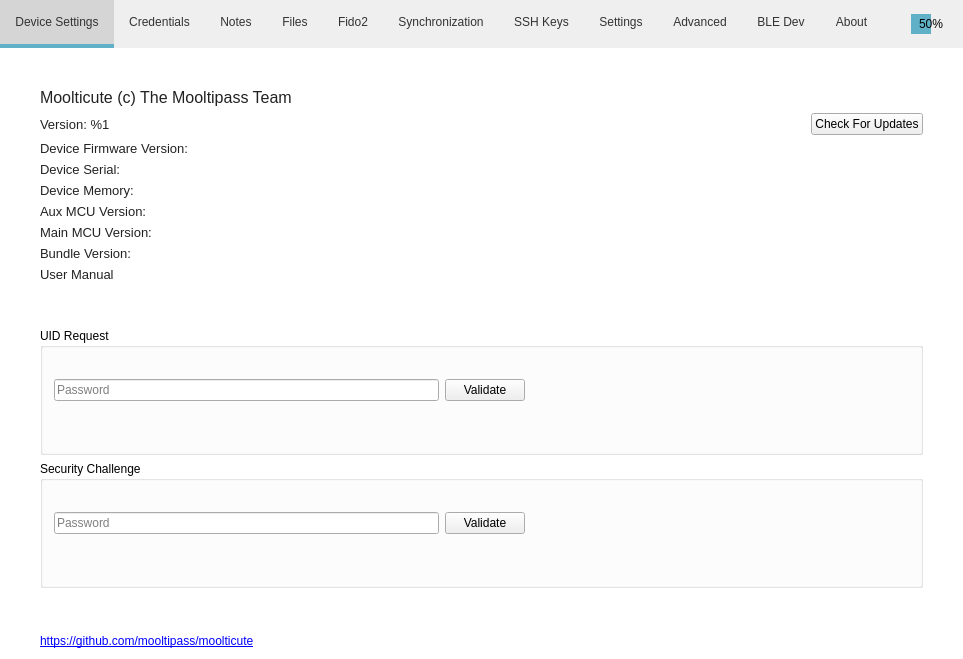
The window that src/MainWindow.ui (mooltipass/moolticute) describes before a commit, drawn with Qt 5.
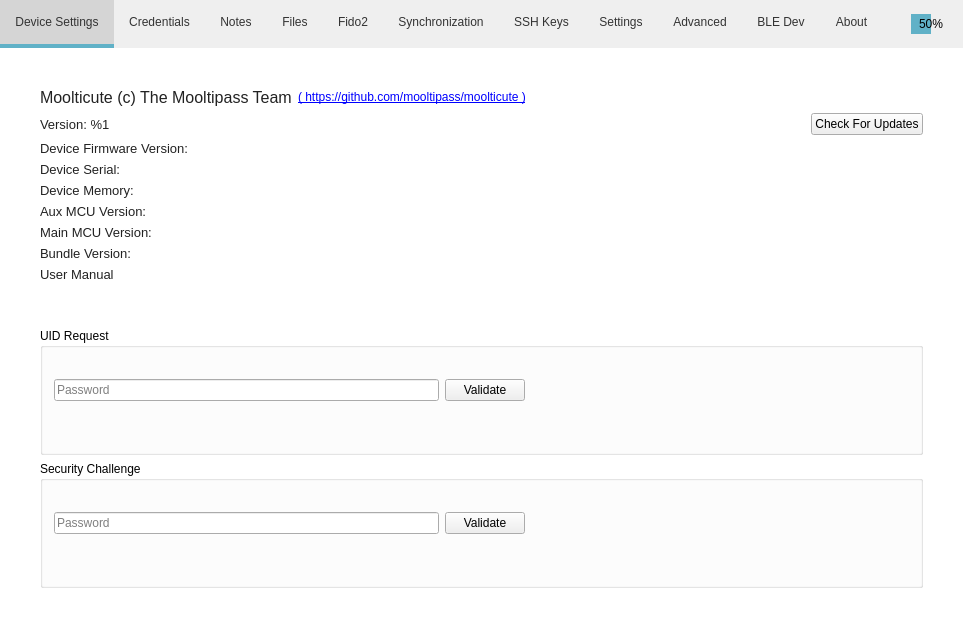
The same window after the commit. The open tabs and pages were chosen to show the change. Icons and pictures are not drawn. Custom widgets are drawn as their Qt base class.

Commit message: About tab improvements

Patch:
```diff
--- a/src/MainWindow.ui
+++ b/src/MainWindow.ui
@@ -2878,7 +2878,15 @@
          <number>40</number>
         </property>
         <item>
+         <layout class="QHBoxLayout" name="horizontalLayout_65">
+          <item>
          <widget class="QLabel" name="label_26">
+            <property name="sizePolicy">
+             <sizepolicy hsizetype="Preferred" vsizetype="Preferred">
+              <horstretch>0</horstretch>
+              <verstretch>0</verstretch>
+             </sizepolicy>
+            </property>
           <property name="font">
            <font>
             <pointsize>12</pointsize>
@@ -2890,6 +2898,24 @@
          </widget>
         </item>
         <item>
+           <widget class="QLabel" name="label_28">
+            <property name="sizePolicy">
+             <sizepolicy hsizetype="MinimumExpanding" vsizetype="Preferred">
+              <horstretch>0</horstretch>
+              <verstretch>0</verstretch>
+             </sizepolicy>
+            </property>
+            <property name="text">
+             <string>&lt;html&gt;&lt;head/&gt;&lt;body&gt;&lt;p&gt;&lt;a href=&quot;https://github.com/mooltipass/moolticute&quot;&gt;&lt;span style=&quot; text-decoration: underline; color:#0000ff;&quot;&gt;( https://github.com/mooltipass/moolticute )&lt;/span&gt;&lt;/a&gt;&lt;/p&gt;&lt;/body&gt;&lt;/html&gt;</string>
+            </property>
+            <property name="openExternalLinks">
+             <bool>true</bool>
+            </property>
+           </widget>
+          </item>
+         </layout>
+        </item>
+        <item>
          <layout class="QHBoxLayout" name="horizontalLayout_6">
           <item>
            <widget class="QLabel" name="labelAboutVers">
@@ -3411,16 +3437,6 @@
           </property>
          </spacer>
         </item>
-        <item>
-         <widget class="QLabel" name="label_28">
-          <property name="text">
-           <string>&lt;html&gt;&lt;head/&gt;&lt;body&gt;&lt;p&gt;&lt;a href=&quot;https://github.com/mooltipass/moolticute&quot;&gt;&lt;span style=&quot; text-decoration: underline; color:#0000ff;&quot;&gt;https://github.com/mooltipass/moolticute&lt;/span&gt;&lt;/a&gt;&lt;/p&gt;&lt;/body&gt;&lt;/html&gt;</string>
-          </property>
-          <property name="openExternalLinks">
-           <bool>true</bool>
-          </property>
-         </widget>
-        </item>
         <item>
          <spacer name="verticalSpacer_11">
           <property name="orientation">
```
Lines whose indentation alone changed are shown as unchanged. The commit also changes 1 other file.
